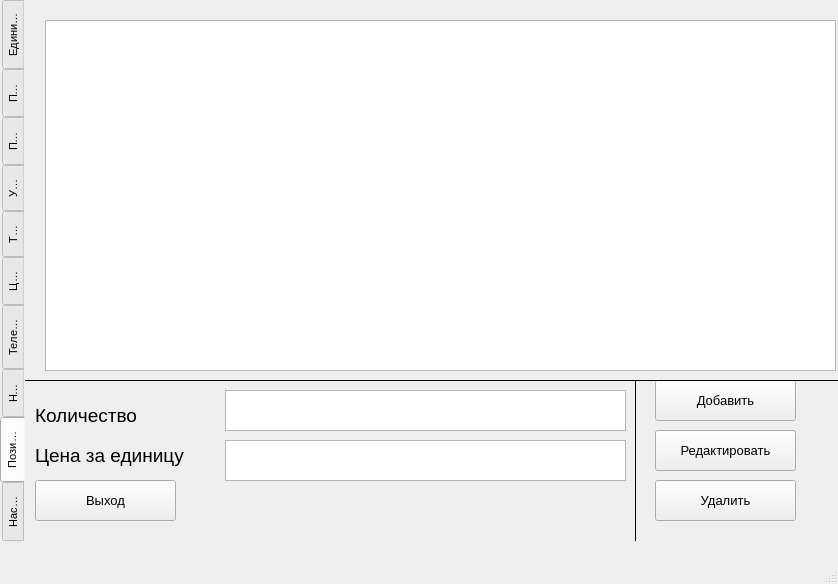
Qt form DataBaseProject/mainwindow.ui (edfefegeger/Qt_Univer) before a commit.
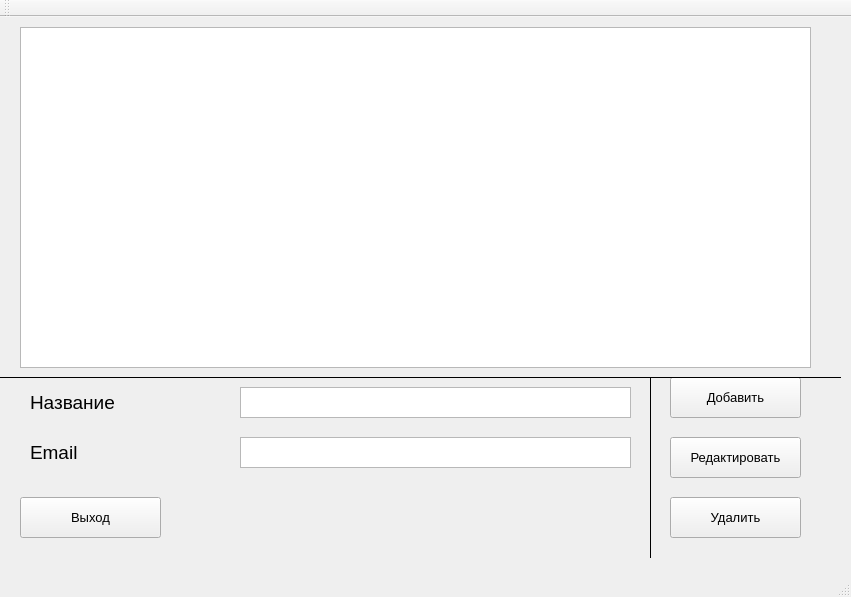
The same form after that commit.

What changed in the file:
```diff
--- a/DataBaseProject/mainwindow.ui
+++ b/DataBaseProject/mainwindow.ui
@@ -9,8 +9,8 @@
    <rect>
     <x>0</x>
     <y>0</y>
-    <width>838</width>
-    <height>584</height>
+    <width>851</width>
+    <height>597</height>
    </rect>
   </property>
   <property name="font">
@@ -22,12 +22,12 @@
    <string>MainWindow</string>
   </property>
   <widget class="QWidget" name="centralwidget">
-   <widget class="QTabWidget" name="tabWidget">
+   <widget class="QStackedWidget" name="stackedWidget">
     <property name="geometry">
      <rect>
       <x>0</x>
       <y>0</y>
-      <width>921</width>
+      <width>841</width>
       <height>541</height>
      </rect>
     </property>
@@ -54,43 +54,10 @@
     <property name="layoutDirection">
      <enum>Qt::LeftToRight</enum>
     </property>
-    <property name="tabPosition">
-     <enum>QTabWidget::West</enum>
-    </property>
-    <property name="tabShape">
-     <enum>QTabWidget::Rounded</enum>
-    </property>
     <property name="currentIndex">
      <number>8</number>
     </property>
-    <property name="iconSize">
-     <size>
-      <width>30</width>
-      <height>20</height>
-     </size>
-    </property>
-    <property name="elideMode">
-     <enum>Qt::ElideRight</enum>
-    </property>
-    <property name="usesScrollButtons">
-     <bool>false</bool>
-    </property>
-    <property name="documentMode">
-     <bool>true</bool>
-    </property>
-    <property name="tabsClosable">
-     <bool>false</bool>
-    </property>
-    <property name="movable">
-     <bool>false</bool>
-    </property>
-    <property name="tabBarAutoHide">
-     <bool>false</bool>
-    </property>
-    <widget class="QWidget" name="tab_6">
-     <attribute name="title">
-      <string>Единицы измерения</string>
-     </attribute>
+    <widget class="QWidget" name="Units" native="true">
      <widget class="QPushButton" name="addUnitsButton">
       <property name="geometry">
        <rect>
@@ -281,10 +248,7 @@
       </property>
      </widget>
     </widget>
-    <widget class="QWidget" name="tab">
-     <attribute name="title">
-      <string>Постащики</string>
-     </attribute>
+    <widget class="QWidget" name="suppliers" native="true">
      <widget class="QTableView" name="providerDataTable">
       <property name="geometry">
        <rect>
@@ -475,10 +439,7 @@
       </property>
      </widget>
     </widget>
-    <widget class="QWidget" name="tab_3">
-     <attribute name="title">
-      <string>Продажи</string>
-     </attribute>
+    <widget class="QWidget" name="sales" native="true">
      <widget class="QTextEdit" name="saleCountTextEdit">
       <property name="geometry">
        <rect>
@@ -720,10 +681,7 @@
       </property>
      </widget>
     </widget>
-    <widget class="QWidget" name="tab_4">
-     <attribute name="title">
-      <string>Улицы</string>
-     </attribute>
+    <widget class="QWidget" name="streets" native="true">
      <widget class="QTableView" name="servicesDataTable">
       <property name="geometry">
        <rect>
@@ -914,10 +872,7 @@
       </property>
      </widget>
     </widget>
-    <widget class="QWidget" name="tab_2">
-     <attribute name="title">
-      <string>Товары</string>
-     </attribute>
+    <widget class="QWidget" name="goods" native="true">
      <widget class="QTableView" name="goodsDataTable">
       <property name="geometry">
        <rect>
@@ -1119,10 +1074,7 @@
      <zorder>line_9</zorder>
      <zorder>line_10</zorder>
     </widget>
-    <widget class="QWidget" name="tab_7">
-     <attribute name="title">
-      <string>Цена</string>
-     </attribute>
+    <widget class="QWidget" name="prices" native="true">
      <widget class="QTextEdit" name="priceNameTextEdit">
       <property name="geometry">
        <rect>
@@ -1313,10 +1265,7 @@
       </property>
      </widget>
     </widget>
-    <widget class="QWidget" name="tab_8">
-     <attribute name="title">
-      <string>Телефонный номер</string>
-     </attribute>
+    <widget class="QWidget" name="phone_numbers" native="true">
      <widget class="QTableView" name="phoneDataTable">
       <property name="geometry">
        <rect>
@@ -1456,10 +1405,7 @@
       </property>
      </widget>
     </widget>
-    <widget class="QWidget" name="tab_12">
-     <attribute name="title">
-      <string>Накладная</string>
-     </attribute>
+    <widget class="QWidget" name="consignment" native="true">
      <widget class="QPushButton" name="addInvoiceButton">
       <property name="geometry">
        <rect>
@@ -1617,10 +1563,7 @@
       </property>
      </widget>
     </widget>
-    <widget class="QWidget" name="tab_13">
-     <attribute name="title">
-      <string>Позиция накладной</string>
-     </attribute>
+    <widget class="QWidget" name="invoice_item" native="true">
      <widget class="QTextEdit" name="InvoicePositionUnitPriceTextEdit">
       <property name="geometry">
        <rect>
@@ -1811,10 +1754,7 @@
       </property>
      </widget>
     </widget>
-    <widget class="QWidget" name="tab_10">
-     <attribute name="title">
-      <string>Населённый пункт</string>
-     </attribute>
+    <widget class="QWidget" name="locality" native="true">
      <widget class="QPushButton" name="deleteLocalityButton">
       <property name="geometry">
        <rect>
@@ -2018,6 +1958,17 @@
    </property>
   </widget>
   <widget class="QStatusBar" name="statusbar"/>
+  <widget class="QToolBar" name="toolBar">
+   <property name="windowTitle">
+    <string>toolBar</string>
+   </property>
+   <attribute name="toolBarArea">
+    <enum>TopToolBarArea</enum>
+   </attribute>
+   <attribute name="toolBarBreak">
+    <bool>false</bool>
+   </attribute>
+  </widget>
  </widget>
  <resources/>
  <connections/>
```
Left out of the diff: 4 changed lines with no effect on the pictures.
